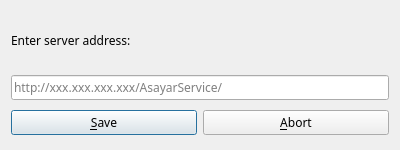
The window that src/hamyar_paygah/new_ui/dialogs/server_config_dialog.ui (MohsenHNSJ/HamyarPaygahPy) describes before a commit, drawn with Qt 5.
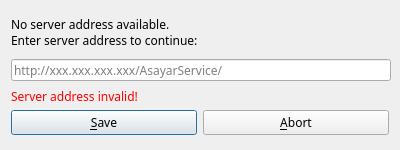
The same window after the commit.

Commit message: Created server config dialog

Diff of the .ui file:
```diff
--- a/src/hamyar_paygah/new_ui/dialogs/server_config_dialog.ui
+++ b/src/hamyar_paygah/new_ui/dialogs/server_config_dialog.ui
@@ -52,21 +52,28 @@
   </property>
   <layout class="QVBoxLayout" name="verticalLayout">
    <item>
-    <widget class="QLabel" name="Label">
+    <widget class="QLabel" name="PromptLabel">
+     <property name="sizePolicy">
+      <sizepolicy hsizetype="Fixed" vsizetype="Fixed">
+       <horstretch>0</horstretch>
+       <verstretch>0</verstretch>
+      </sizepolicy>
+     </property>
      <property name="minimumSize">
       <size>
        <width>400</width>
-       <height>50</height>
+       <height>40</height>
       </size>
      </property>
      <property name="maximumSize">
       <size>
        <width>400</width>
-       <height>50</height>
+       <height>40</height>
       </size>
      </property>
      <property name="text">
-      <string>Enter server address:</string>
+      <string>No server address available.
+Enter server address to continue:</string>
      </property>
      <property name="textFormat">
       <enum>Qt::TextFormat::PlainText</enum>
@@ -84,12 +91,39 @@
    </item>
    <item>
     <widget class="QLineEdit" name="ServerAddressInput">
+     <property name="sizePolicy">
+      <sizepolicy hsizetype="Fixed" vsizetype="Fixed">
+       <horstretch>0</horstretch>
+       <verstretch>0</verstretch>
+      </sizepolicy>
+     </property>
+     <property name="minimumSize">
+      <size>
+       <width>380</width>
+       <height>22</height>
+      </size>
+     </property>
+     <property name="maximumSize">
+      <size>
+       <width>390</width>
+       <height>22</height>
+      </size>
+     </property>
+     <property name="autoFillBackground">
+      <bool>false</bool>
+     </property>
      <property name="inputMethodHints">
       <set>Qt::InputMethodHint::ImhUrlCharactersOnly</set>
      </property>
      <property name="text">
       <string/>
      </property>
+     <property name="maxLength">
+      <number>512</number>
+     </property>
+     <property name="frame">
+      <bool>true</bool>
+     </property>
      <property name="placeholderText">
       <string>http://xxx.xxx.xxx.xxx/AsayarService/</string>
      </property>
@@ -101,6 +135,45 @@
      </property>
     </widget>
    </item>
+   <item>
+    <widget class="QLabel" name="InvalidInputLabel">
+     <property name="enabled">
+      <bool>true</bool>
+     </property>
+     <property name="sizePolicy">
+      <sizepolicy hsizetype="Fixed" vsizetype="Fixed">
+       <horstretch>0</horstretch>
+       <verstretch>0</verstretch>
+      </sizepolicy>
+     </property>
+     <property name="minimumSize">
+      <size>
+       <width>400</width>
+       <height>15</height>
+      </size>
+     </property>
+     <property name="maximumSize">
+      <size>
+       <width>400</width>
+       <height>15</height>
+      </size>
+     </property>
+     <property name="font">
+      <font>
+       <family>Sans Serif</family>
+       <bold>false</bold>
+       <stylestrategy>PreferAntialias</stylestrategy>
+       <kerning>true</kerning>
+      </font>
+     </property>
+     <property name="text">
+      <string>&lt;font color =&quot;#FF0000&quot;&gt;Server address invalid!&lt;/font&gt;</string>
+     </property>
+     <property name="textFormat">
+      <enum>Qt::TextFormat::RichText</enum>
+     </property>
+    </widget>
+   </item>
    <item>
     <layout class="QHBoxLayout" name="horizontalLayout">
      <item>
```
Left out of the diff: 9 changed lines with no effect on the pictures. The commit also changes 11 other files.
